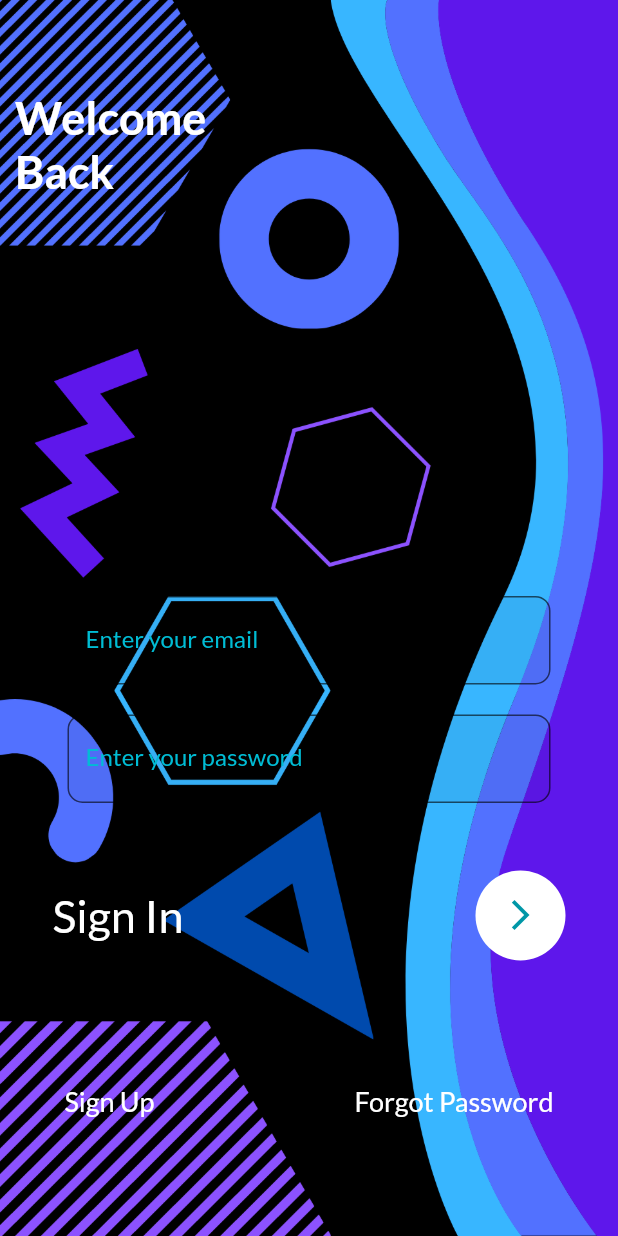
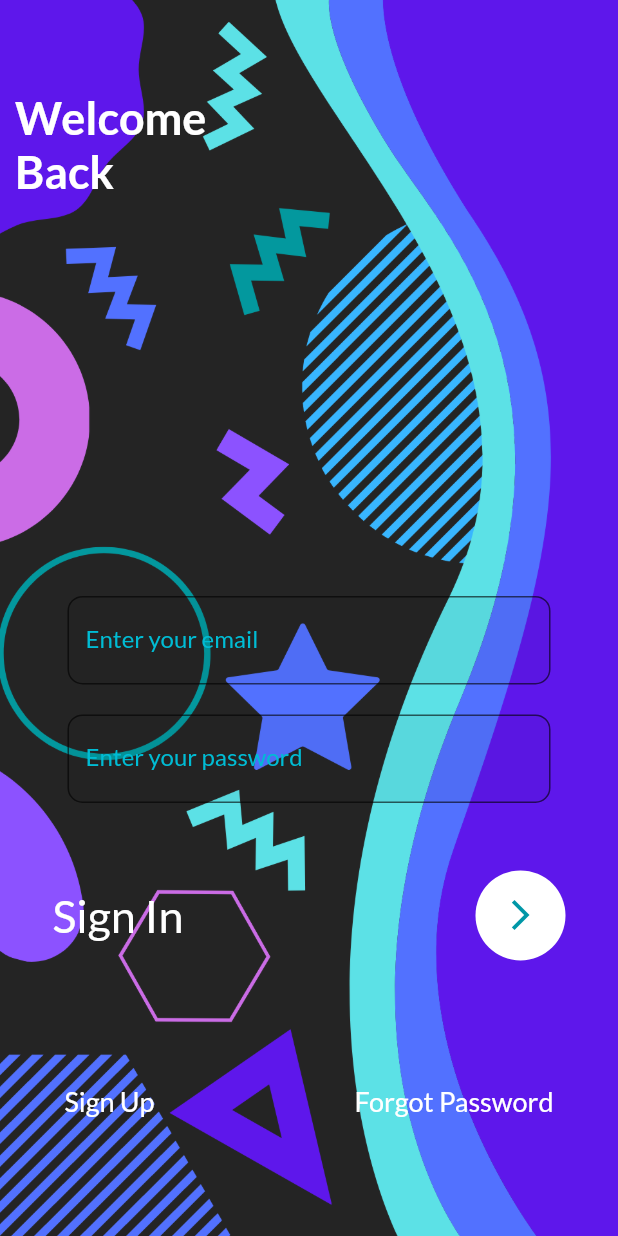
Before and after one commit to ne-al/instagramclone-2, a Flutter app: the screen it shows after launch, on a phone screen of 412 x 824 dp. Run offline on Flutter 3.47's test engine with Material 2 defaults, Android fonts, the phone set to English and light mode, and no system bars; our stand-ins replace google_fonts.

```diff
--- a/lib/main.dart
+++ b/lib/main.dart
@@ -17,7 +17,9 @@ class MyApp extends StatelessWidget {
       ),
       darkTheme: ThemeData(
         appBarTheme: const AppBarTheme(color: Colors.black),
-        iconTheme: const IconThemeData(color: Colors.white),
+        iconTheme: const IconThemeData(color: Colors.black),
+        backgroundColor: Colors.black87,
+        buttonTheme: const ButtonThemeData(buttonColor: Colors.black),
       ),
       home: const LoginPage(),
     );
--- a/lib/modules/nav_bar.dart
+++ b/lib/modules/nav_bar.dart
@@ -57,7 +57,7 @@ class _NavBarPageState extends State<NavBarPage> {
           BottomNavigationBarItem(
             icon: CircleAvatar(
               radius: 15,
-              backgroundImage: AssetImage('images/image.jpg'),
+              backgroundImage: AssetImage('images/image2.jpg'),
             ),
             label: 'Profile',
             tooltip: 'Profile',
--- a/lib/screens/login_page.dart
+++ b/lib/screens/login_page.dart
@@ -18,7 +18,7 @@ class _LoginPageState extends State<LoginPage> {
     return Container(
       decoration: const BoxDecoration(
         image: DecorationImage(
-          image: AssetImage('images/login.png'),
+          image: AssetImage('images/login1.png'),
           fit: BoxFit.cover,
         ),
       ),
--- a/lib/screens/profile_page.dart
+++ b/lib/screens/profile_page.dart
@@ -31,7 +31,7 @@ class _ProfilePageState extends State<ProfilePage> {
               const CircleAvatar(
                 radius: 45,
                 backgroundImage: AssetImage(
-                  'images/image.jpg',
+                  'images/image2.jpg',
                 ),
               ),
               Text(
```
Also changed, not shown: images/login1.png (added).
